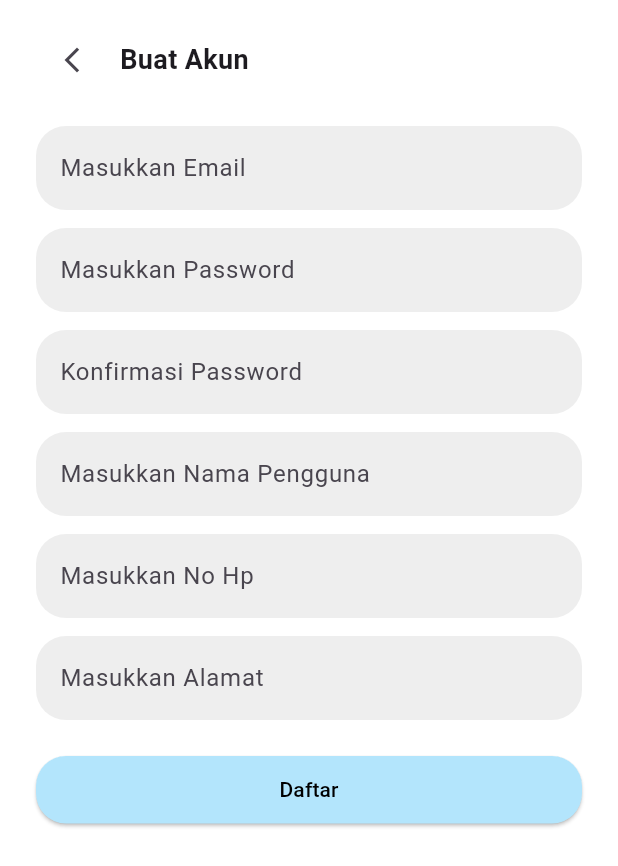
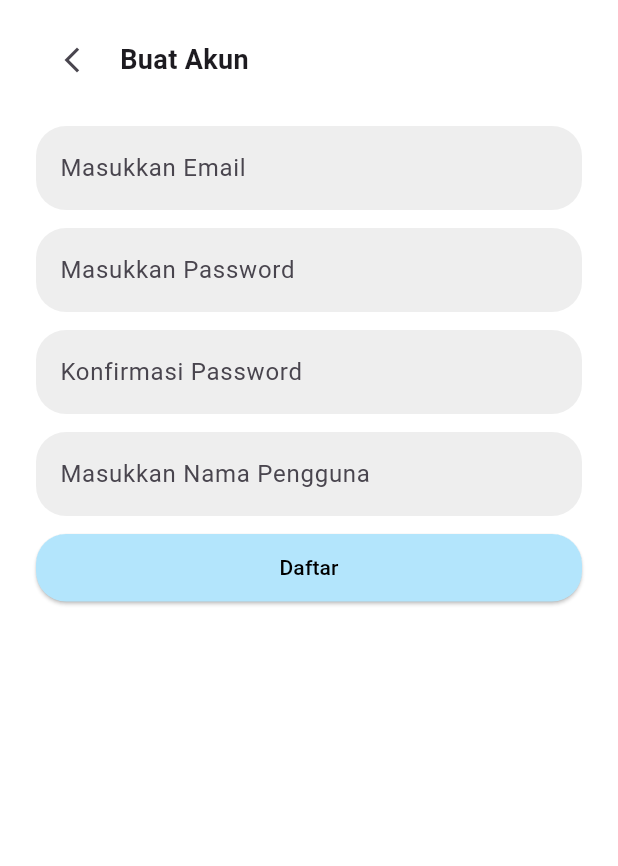
Before and after one commit to alifahfwzy/alianta_gostay, a Flutter app: the BuatAkun screen opened directly, on a phone screen of 412 x 824 dp. Shown: the top 866 px of the screen. Run offline on Flutter 3.47's test engine with Material 3 defaults, Android fonts, the phone set to English and light mode, and no system bars.

Commit message:
ubah buat akun

```diff
--- a/lib/buat_akun.dart
+++ b/lib/buat_akun.dart
@@ -59,10 +59,7 @@ class _BuatAkunState extends State<BuatAkun> {
               const SizedBox(height: 12),
               buildTextField(_usernameController, 'Masukkan Nama Pengguna'),
               const SizedBox(height: 12),
-              buildTextField(_phoneController, 'Masukkan No Hp'),
-              const SizedBox(height: 12),
-              buildTextField(_addressController, 'Masukkan Alamat'),
-              const SizedBox(height: 24),
+
               // Tombol daftar
               SizedBox(
                 width: double.infinity,
```
